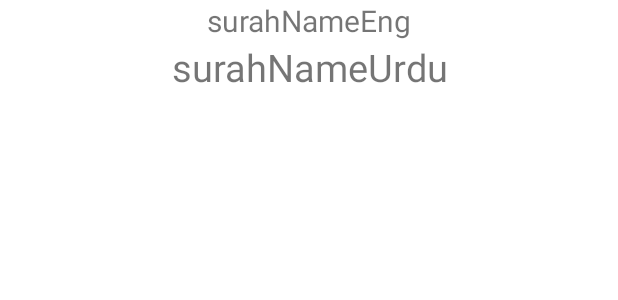
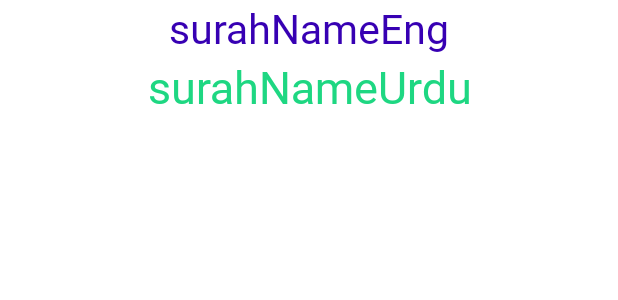
Before and after one commit to ahsanjavedmalik/Quran_App, an Android app: the layout activity_custom_list_view_surah_name.xml on its own in the app's theme, with its tools: preview values and no code run, on a phone screen of 412 x 824 dp. Shown: the top 300 px of the screen. Run offline under Robolectric (Android 15) with nearby library versions, the phone set to English and light mode, and no system bars.

Commit message:
Minor Issues fixes!

```diff
--- a/app/src/main/res/layout/activity_custom_list_view_surah_name.xml
+++ b/app/src/main/res/layout/activity_custom_list_view_surah_name.xml
@@ -11,8 +11,9 @@
         android:layout_width="match_parent"
         android:layout_height="wrap_content"
         android:text="surahNameEng"
-        android:textSize="20dp"
-
+        android:textSize="27dp"
+        android:textColor="@color/purple_700"
+        android:fontFamily="@font/jameelnoorinastaleeqregular"
         android:gravity="center"
         tools:ignore="HardcodedText" />
 
@@ -21,7 +22,9 @@
         android:layout_width="match_parent"
         android:layout_height="wrap_content"
         android:text="surahNameUrdu"
-        android:textSize="25dp"
+        android:textColor="@color/green"
+        android:fontFamily="@font/jameelnoorinastaleeqregular"
+        android:textSize="30dp"
         android:gravity="center"
         tools:ignore="HardcodedText" />
 
--- a/app/src/main/res/values/colors.xml
+++ b/app/src/main/res/values/colors.xml
@@ -7,6 +7,8 @@
     <color name="teal_700">#FF018786</color>
     <color name="black">#FF000000</color>
     <color name="white">#FFFFFFFF</color>
+    <color name="red">#d71e1e</color>
+    <color name="green">#1ed782</color>
     <color name="grey">#808080</color>
     <color name="transparent">#0000ffff</color>
 
```
Also changed, not shown: app/src/main/java/com/example/quraan_app/MainActivity.java (+11 -16 lines), app/src/main/java/com/example/quraan_app/ayahActivity.java (+12 -13 lines), app/src/main/java/com/example/quraan_app/bynameList.java (+12 -16 lines).
